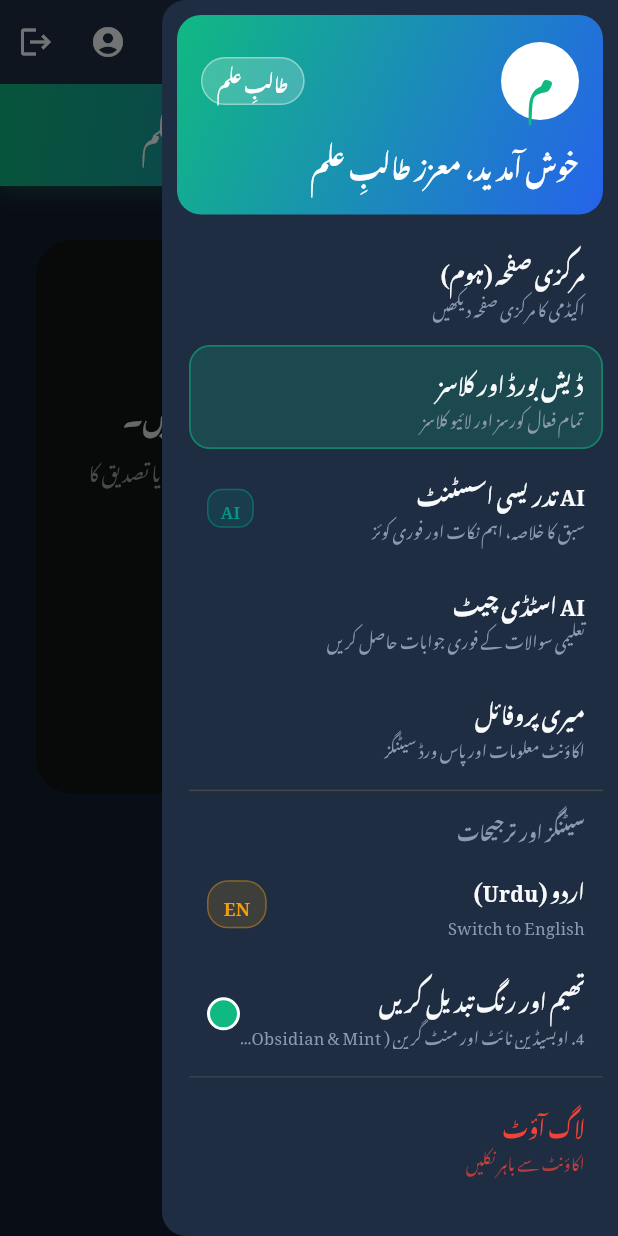
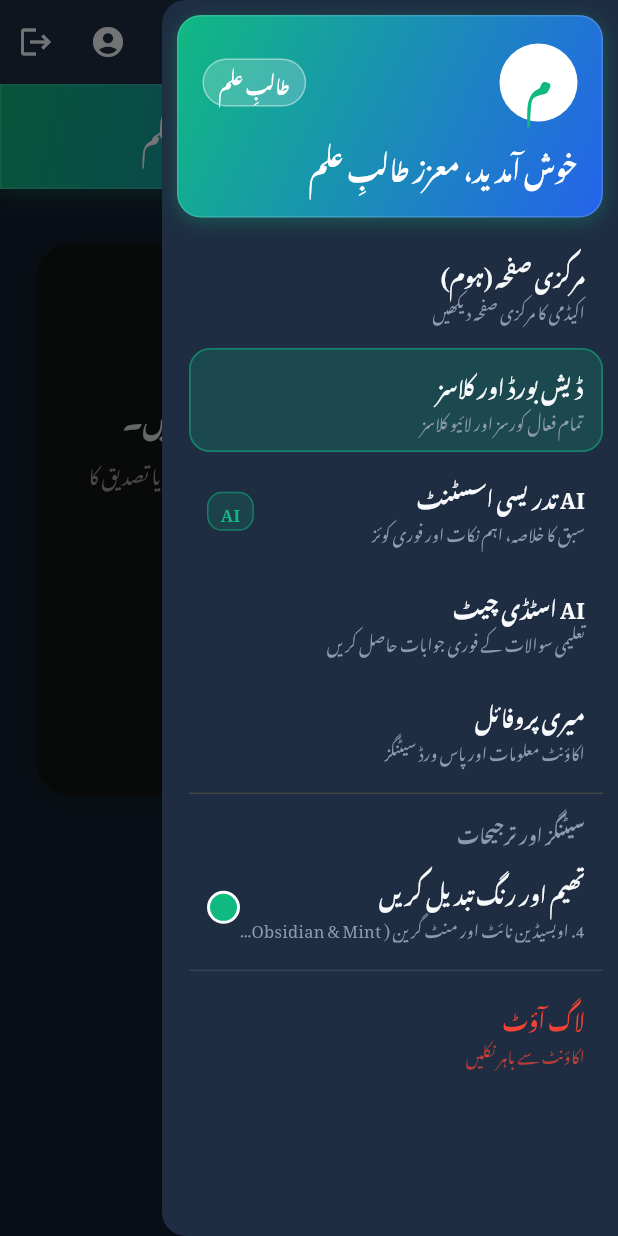
Before and after one commit to amatloob390-hub/xacadmey, a Flutter app: the screen it shows once a user with an empty profile is signed in, in the side drawer, after a tap on the "menu" icon, on a phone screen of 412 x 824 dp. Run offline on Flutter 3.47's test engine with Material 3 defaults, Android fonts, the phone set to English and light mode, and no system bars; our stand-ins replace csv, file_picker, image_picker, share_plus, shared_preferences, supabase_flutter and 1 more; missing offline and left inert: dart:js_interop; accounts and stored records are empty; network calls fail.

Commit message:
Design consistency pass: RTL alignment, unified header banners, brand icon colors
- attendance_report.dart, student_approvals.dart: convert flat Container/Card
  styling to the shared TealBox pattern used elsewhere in the app
- app_drawer.dart: remove the Language toggle tile (theme selector stays),
  fix sidebar selected-tile highlight to always use the brand teal accent
  instead of each tile's own iconColor
- app_drawer.dart, user_banner.dart: give both header banners the same
  border + soft shadow treatment so the sidebar header and top banner match
- join_class_button.dart: fix off-brand teal hex to the brand accent color
- landing_screen.dart: fix AI chat mockup bubbles using hardcoded
  Alignment.centerLeft/Right instead of AlignmentDirectional, which mirrored
  incorrectly in Urdu/RTL mode
- teacher_dashboard.dart, app_drawer.dart: consolidate scattered
  Colors.teal/green/purple/indigo/orange icon colors to the two brand colors

Co-Authored-By: Claude Opus 4.8 <noreply@anthropic.com>

```diff
--- a/lib/screens/landing_screen.dart
+++ b/lib/screens/landing_screen.dart
@@ -1180,7 +1180,7 @@ class _LandingScreenState extends State<LandingScreen> {
       crossAxisAlignment: CrossAxisAlignment.end,
       children: [
         Align(
-          alignment: Alignment.centerRight,
+          alignment: AlignmentDirectional.centerEnd,
           child: Container(
             padding: const EdgeInsets.symmetric(horizontal: 16, vertical: 10),
             decoration: BoxDecoration(
@@ -1196,7 +1196,7 @@ class _LandingScreenState extends State<LandingScreen> {
         ),
         const SizedBox(height: 8),
         Align(
-          alignment: Alignment.centerLeft,
+          alignment: AlignmentDirectional.centerStart,
           child: Container(
             padding: const EdgeInsets.symmetric(horizontal: 16, vertical: 12),
             decoration: BoxDecoration(
@@ -1220,7 +1220,7 @@ class _LandingScreenState extends State<LandingScreen> {
         ),
         const SizedBox(height: 8),
         Align(
-          alignment: Alignment.centerRight,
+          alignment: AlignmentDirectional.centerEnd,
           child: Container(
             padding: const EdgeInsets.symmetric(horizontal: 16, vertical: 10),
             decoration: BoxDecoration(
--- a/lib/widgets/app_drawer.dart
+++ b/lib/widgets/app_drawer.dart
@@ -187,6 +187,14 @@ class _AppDrawerState extends State<AppDrawer> {
                         end: Alignment.bottomRight,
                       ),
                       borderRadius: BorderRadius.circular(16),
+                      border: Border.all(color: Colors.white.withValues(alpha: 0.15)),
+                      boxShadow: [
+                        BoxShadow(
+                          color: const Color(0xFF10B981).withValues(alpha: 0.3),
+                          blurRadius: 10,
+                          offset: const Offset(0, 3),
+                        ),
+                      ],
                     ),
                     child: Column(
                       crossAxisAlignment: CrossAxisAlignment.start,
@@ -301,7 +309,7 @@ class _AppDrawerState extends State<AppDrawer> {
                           // 3. AI Teaching Assistant
                           _buildDrawerTile(
                             icon: Icons.auto_awesome_rounded,
-                            iconColor: Colors.teal,
+                            iconColor: const Color(0xFF10B981),
                             title: L.t('AI تدریسی اسسٹنٹ', 'AI Teaching Assistant'),
                             subtitle: L.t('سبق کا خلاصہ، اہم نکات اور فوری کوئز',
                                 'Lecture summary & quick quiz'),
@@ -312,17 +320,17 @@ class _AppDrawerState extends State<AppDrawer> {
                               padding: const EdgeInsets.symmetric(
                                   horizontal: 8, vertical: 2),
                               decoration: BoxDecoration(
-                                color: Colors.teal.withValues(alpha: 0.15),
+                                color: const Color(0xFF10B981).withValues(alpha: 0.15),
                                 borderRadius: BorderRadius.circular(10),
                                 border: Border.all(
-                                    color: Colors.teal.withValues(alpha: 0.5)),
+                                    color: const Color(0xFF10B981).withValues(alpha: 0.5)),
                               ),
                               child: const Text(
                                 'AI',
                                 style: TextStyle(
                                   fontSize: 11,
                                   fontWeight: FontWeight.bold,
-                                  color: Colors.teal,
+                                  color: Color(0xFF10B981),
                                 ),
                               ),
                             ),
@@ -337,7 +345,7 @@ class _AppDrawerState extends State<AppDrawer> {
                           // 4. AI Chat Screen
                           _buildDrawerTile(
                             icon: Icons.psychology_rounded,
-                            iconColor: Colors.purple,
+                            iconColor: const Color(0xFF2563EB),
                             title: L.t('AI اسٹڈی چیٹ', 'AI Study Chat'),
                             subtitle: L.t('تعلیمی سوالات کے فوری جوابات حاصل کریں',
                                 'Get instant academic explanations'),
@@ -380,7 +388,7 @@ class _AppDrawerState extends State<AppDrawer> {
                           if (widget.onAddStudent != null)
                             _buildDrawerTile(
                               icon: Icons.person_add_alt_1_rounded,
-                              iconColor: Colors.teal,
+                              iconColor: const Color(0xFF10B981),
                               title: L.t('نیا اسٹوڈنٹ شامل کریں', 'Add New Student'),
                               subtitle: L.t('اسٹوڈنٹ کو براہِ راست انرول کریں',
                                   'Directly enroll student in class'),
@@ -397,7 +405,7 @@ class _AppDrawerState extends State<AppDrawer> {
                           // 4. Student Approvals
                           _buildDrawerTile(
                             icon: Icons.how_to_reg_rounded,
-                            iconColor: Colors.green,
+                            iconColor: const Color(0xFF2563EB),
                             title: L.t('نئی تصدیقیں (Approvals)', 'Student Approvals'),
                             subtitle: L.t('رجسٹرڈ طلباء کی تصدیق اور کلاس تفویض',
                                 'Verify registrations and assign class'),
@@ -420,7 +428,7 @@ class _AppDrawerState extends State<AppDrawer> {
                           // 4b. Search Students
                           _buildDrawerTile(
                             icon: Icons.search_rounded,
-                            iconColor: Colors.indigo,
+                            iconColor: const Color(0xFF10B981),
                             title: L.t('اسٹوڈنٹ تلاش کریں', 'Search Students'),
                             subtitle: L.t('نام یا ای میل سے تلاش، مکمل تفصیلات',
                                 'Find by name/email, view full details'),
@@ -576,42 +584,6 @@ class _AppDrawerState extends State<AppDrawer> {
                           ),
                         ),
 
-                        // Language Toggle
-                        _buildDrawerTile(
-                          icon: Icons.language_rounded,
-                          iconColor: const Color(0xFFF59E0B),
-                          title: isUrdu ? 'اردو (Urdu)' : 'English',
-                          subtitle: isUrdu
-                              ? 'Switch to English'
-                              : 'اردو میں تبدیل کریں',
-                          textColor: textColor,
-                          subtextColor: subtextColor,
-                          isDark: isDark,
-                          trailing: Container(
-                            padding: const EdgeInsets.symmetric(
-                                horizontal: 10, vertical: 4),
-                            decoration: BoxDecoration(
-                              color: const Color(0xFFF59E0B)
-                                  .withValues(alpha: 0.15),
-                              borderRadius: BorderRadius.circular(14),
-                              border: Border.all(
-                                color: const Color(0xFFF59E0B)
-                                    .withValues(alpha: 0.4),
-                              ),
-                            ),
-                            child: Text(
-                              isUrdu ? 'EN' : 'اردو',
-                              style: const TextStyle(
-                                fontSize: 12,
-                                fontWeight: FontWeight.bold,
-                                color: Color(0xFFF59E0B),
-                              ),
-                            ),
-                          ),
-                          onTap: () => AppLang.toggle(),
-                        ),
-                        const SizedBox(height: 6),
-
                         // Theme Selector
                         _buildDrawerTile(
                           icon: Icons.palette_rounded,
@@ -715,9 +687,12 @@ class _AppDrawerState extends State<AppDrawer> {
     Widget? trailing,
     bool isSelected = false,
   }) {
+    // منتخب حالت کا رنگ ہمیشہ برانڈ ٹِیل ہو (ہر ٹائل کے iconColor سے نہیں)
+    // تاکہ سائیڈ بار کے سبھی آئٹمز ایک ہی نظام کا حصہ لگیں۔
+    const selectedAccent = Color(0xFF10B981);
     return Material(
       color: isSelected
-          ? iconColor.withValues(alpha: isDark ? 0.2 : 0.1)
+          ? selectedAccent.withValues(alpha: isDark ? 0.2 : 0.1)
           : Colors.transparent,
       borderRadius: BorderRadius.circular(14),
       child: InkWell(
@@ -728,7 +703,7 @@ class _AppDrawerState extends State<AppDrawer> {
           decoration: BoxDecoration(
             borderRadius: BorderRadius.circular(14),
             border: isSelected
-                ? Border.all(color: iconColor.withValues(alpha: 0.5), width: 1.2)
+                ? Border.all(color: selectedAccent.withValues(alpha: 0.5), width: 1.2)
                 : null,
           ),
           child: Row(
--- a/lib/widgets/join_class_button.dart
+++ b/lib/widgets/join_class_button.dart
@@ -219,7 +219,7 @@ class _JoinClassButtonState extends State<JoinClassButton> {
           style: const TextStyle(fontWeight: FontWeight.bold),
         ),
         style: ElevatedButton.styleFrom(
-          backgroundColor: const Color(0xFF0E9F91),
+          backgroundColor: const Color(0xFF10B981),
           foregroundColor: Colors.white,
           elevation: 0,
           shape: RoundedRectangleBorder(borderRadius: BorderRadius.circular(14)),
--- a/lib/widgets/user_banner.dart
+++ b/lib/widgets/user_banner.dart
@@ -87,6 +87,7 @@ class _UserBannerState extends State<UserBanner> {
           begin: Alignment.topLeft,
           end: Alignment.bottomRight,
         ),
+        border: Border.all(color: Colors.white.withValues(alpha: 0.15)),
         boxShadow: [
           BoxShadow(
             color: const Color(0xFF10B981).withValues(alpha: 0.3),
```
Also changed, not shown: lib/screens/attendance_report.dart (+27 -22 lines), lib/screens/student_approvals.dart (+3 -15 lines), lib/screens/teacher_dashboard.dart (+10 -10 lines), 2 other files.
